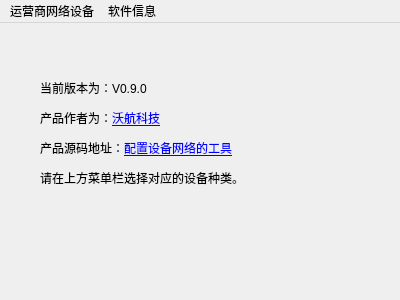
worldflyingct/setdevicetool, file mainwindow/mainwindow.ui: the form before one commit.
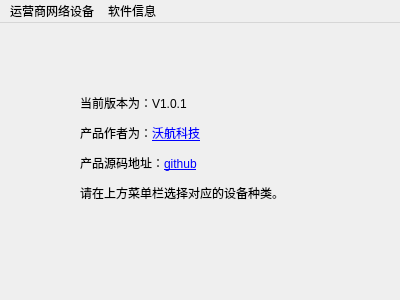
The form after the commit. Icons and pictures are not drawn.

Commit message: 修复编译不通过的bug.

```diff
--- a/mainwindow/mainwindow.ui
+++ b/mainwindow/mainwindow.ui
@@ -24,14 +24,14 @@
    <widget class="QLabel" name="label">
     <property name="geometry">
      <rect>
-      <x>40</x>
-      <y>40</y>
-      <width>321</width>
-      <height>141</height>
+      <x>80</x>
+      <y>60</y>
+      <width>261</width>
+      <height>131</height>
      </rect>
     </property>
     <property name="text">
-     <string>&lt;html&gt;&lt;head/&gt;&lt;body&gt;&lt;p&gt;当前版本为：V0.9.0&lt;/p&gt;&lt;p&gt;产品作者为：&lt;a href=&quot;https://www.worldflying.cn&quot;&gt;沃航科技&lt;/a&gt;&lt;/p&gt;&lt;p&gt;产品源码地址：&lt;a href=&quot;https://github.com/worldflyingct/setdevicetool&quot;&gt;配置设备网络的工具&lt;/a&gt;&lt;/p&gt;&lt;p&gt;请在上方菜单栏选择对应的设备种类。&lt;/p&gt;&lt;/body&gt;&lt;/html&gt;</string>
+     <string>&lt;html&gt;&lt;head/&gt;&lt;body&gt;&lt;p&gt;当前版本为：V1.0.1&lt;/p&gt;&lt;p&gt;产品作者为：&lt;a href=&quot;https://www.worldflying.cn&quot;&gt;沃航科技&lt;/a&gt;&lt;/p&gt;&lt;p&gt;产品源码地址：&lt;a href=&quot;https://github.com/worldflyingct/setdevicetool&quot;&gt;github&lt;/a&gt;&lt;/p&gt;&lt;p&gt;请在上方菜单栏选择对应的设备种类。&lt;/p&gt;&lt;/body&gt;&lt;/html&gt;</string>
     </property>
     <property name="openExternalLinks">
      <bool>true</bool>
```
Left out of the diff: 5 changed lines with no effect on the pictures. The commit also changes 2 other files.
